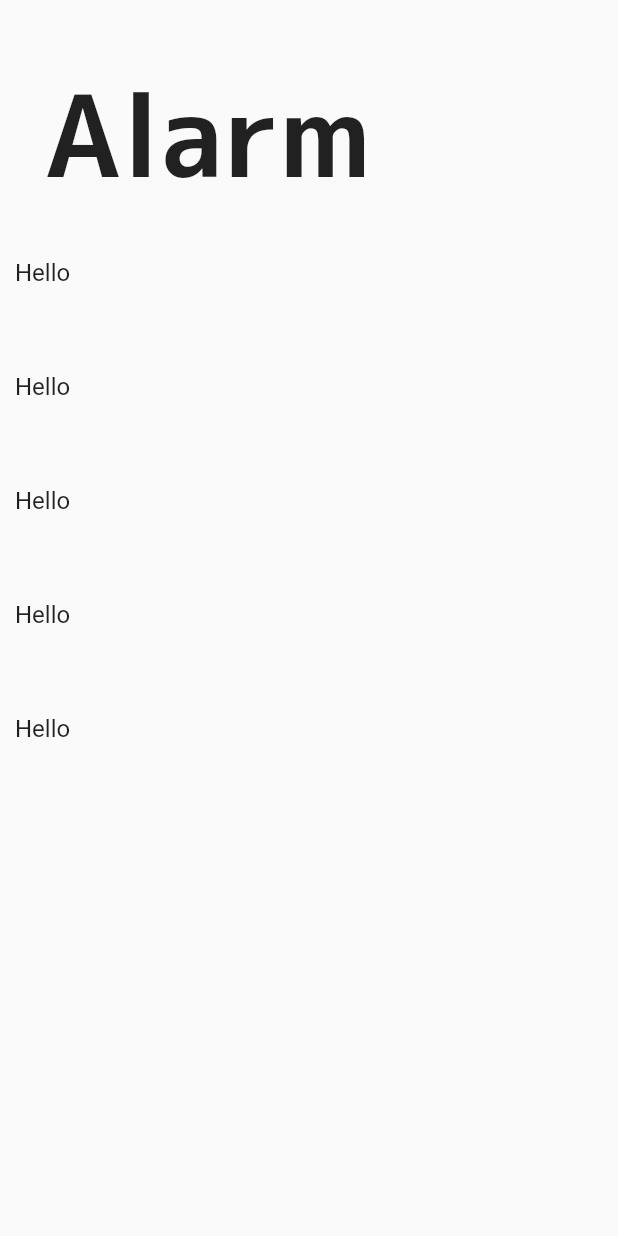
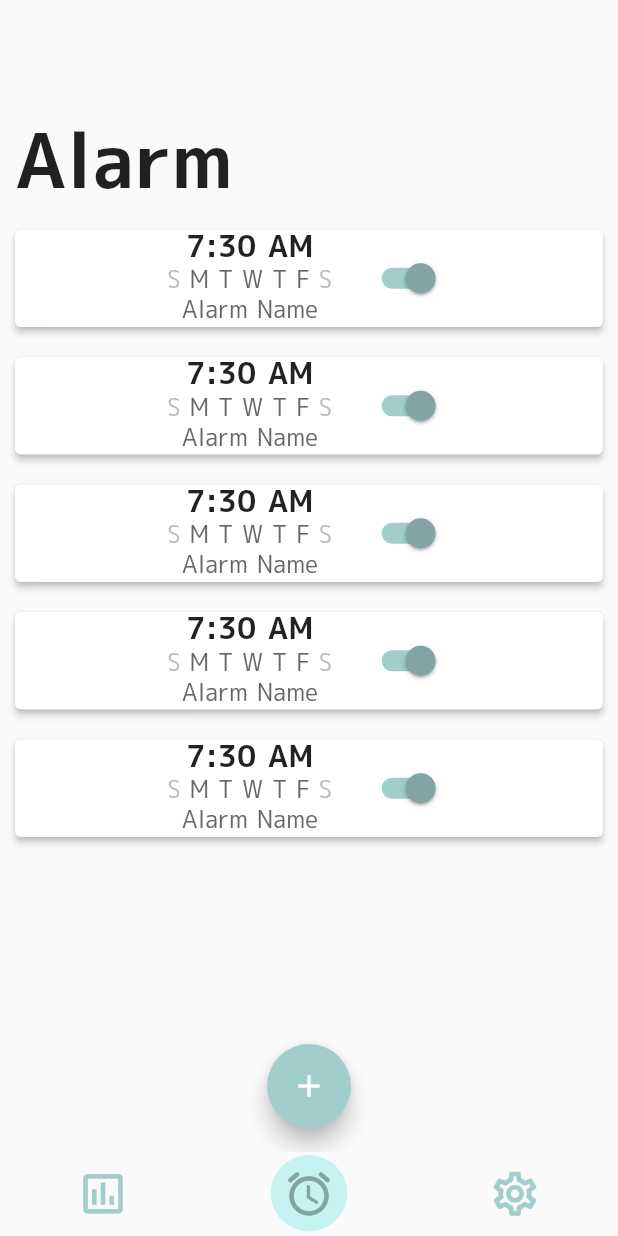
Before and after one commit to aceeedev/toki, a Flutter app: the screen it shows after launch, on a phone screen of 412 x 824 dp. Run offline on Flutter 3.47's test engine with Material 2 defaults, Android fonts, the phone set to English and light mode, and no system bars; missing offline and left inert: dart:ffi.

Commit message:
created navbar
Added more pages, updated styles, added to alarm page and create alarm page

```diff
--- /dev/null
+++ b/lib/alarm.dart
@@ -0,0 +1,66 @@
+import 'package:flutter/material.dart';
+import 'styles.dart';
+
+class Alarm extends StatefulWidget {
+  @override
+  _AlarmState createState() => _AlarmState();
+}
+
+class _AlarmState extends State<Alarm> {
+  bool isSwitched = true;
+
+  @override
+  Widget build(BuildContext context) {
+    return Container(
+      child: Card(
+        elevation: 2.0,
+        margin: const EdgeInsets.all(10.0),
+        child: Row(
+          mainAxisAlignment: MainAxisAlignment.center,
+          children: <Widget>[
+            Column(
+              children: [
+                const Text(
+                  '7:30 AM',
+                  style: Styles.alarmTitle
+                ),
+                RichText(
+                  text: TextSpan(
+                    style: Styles.textDefault,
+                    children: <TextSpan>[
+                      TextSpan(text: 'S ', style: Styles.alarmDateUnselected),
+                      const TextSpan(text: 'M '),
+                      const TextSpan(text: 'T '),
+                      const TextSpan(text: 'W '),
+                      const TextSpan(text: 'T '),
+                      const TextSpan(text: 'F '),
+                      TextSpan(text: 'S', style: Styles.alarmDateUnselected),
+                    ],
+                  ),
+                ),
+                Text(
+                  'Alarm Name',
+                  style: Styles.textDefault
+                  )
+              ],
+            ),
+            Container(
+              alignment: Alignment.centerRight,
+              padding: const EdgeInsets.fromLTRB(20.0, 0.0, 0.0, 0.0),
+              child: Switch(
+                value: isSwitched,
+                onChanged: (value) {
+                  setState(() {
+                    isSwitched = value;
+                  });
+                },
+                activeTrackColor: Styles.selectedAccentColor,
+                activeColor: Styles.selectedAccentColor[700],
+              ),
+            ),
+          ],
+        ),
+      ),
+    );
+  }
+}
--- /dev/null
+++ b/lib/alarm_page.dart
@@ -0,0 +1,77 @@
+import 'package:flutter/material.dart';
+import 'page_title.dart';
+import 'alarm.dart';
+import 'styles.dart';
+
+class AlarmPage extends StatelessWidget {
+  const AlarmPage({Key? key}) : super(key: key);
+
+  @override
+  Widget build(BuildContext context) {
+    return Scaffold(
+      body: Column(
+        crossAxisAlignment: CrossAxisAlignment.start,
+        mainAxisAlignment: MainAxisAlignment.start,
+        children: [
+          const PageTitle('Alarm'),
+          Expanded(
+            child: ListView.builder(
+              itemCount: 5,
+              itemBuilder: _listViewItemBuilder,
+            ),
+          ),
+        ]
+      ),
+      floatingActionButton: FloatingActionButton(
+        child: const Icon(Icons.add),
+        backgroundColor: Styles.selectedAccentColor,
+        onPressed: () {
+          Navigator.push(context, MaterialPageRoute(builder: (context) => const CreateAlarmPage()));
+        },
+        heroTag: 'createAlarm',
+      ),
+      floatingActionButtonLocation: FloatingActionButtonLocation.centerFloat,
+    );
+  }
+
+  Widget _listViewItemBuilder(BuildContext context, int index) {
+    return Alarm();
+  }
+
+}
+
+class CreateAlarmPage extends StatelessWidget {
+  const CreateAlarmPage({Key? key}) : super(key: key);
+
+  @override
+  Widget build(BuildContext context) {
+    return Hero(
+    tag: 'createAlarm',
+    child: Scaffold(
+      body: Column(
+        children: [
+          const Text('Hello'),
+          const Text('Bye'),
+          Expanded(
+            child: Container(
+              padding: EdgeInsets.fromLTRB(10.0, 10.0, 10.01, 10.0),
+              child: Row(
+                mainAxisAlignment: MainAxisAlignment.start,
+                crossAxisAlignment: CrossAxisAlignment.end,
+                children: [
+                  ElevatedButton.icon(
+                    onPressed: () {
+                      Navigator.pop(context);
+                    },
+                    icon: const Icon(Icons.arrow_back),
+                    label: const Text('Back'))
+                  ],
+                ),
+              ),
+            ),
+          ],
+        )
+      )
+    );
+  }
+}
--- /dev/null
+++ b/lib/app.dart
@@ -0,0 +1,85 @@
+import 'package:flutter/material.dart';
+import 'alarm_page.dart';
+import 'leaderboard_page.dart';
+import 'settings_page.dart';
+import 'styles.dart';
+
+class MyApp extends StatefulWidget {
+  const MyApp({Key? key}) : super(key: key);
+
+  @override
+  _MyAppState createState() => _MyAppState();
+}
+
+class _MyAppState extends State<MyApp> {
+  int selectedPage = 1;
+  final _pageOptions = const [
+    LeaderboardPage(),
+    AlarmPage(),
+    SettingsPage()
+  ];
+
+  @override
+  Widget build(BuildContext context) {
+    return Scaffold(
+      body: _pageOptions[selectedPage],
+      bottomNavigationBar: BottomNavigationBar(
+        items: [
+          BottomNavigationBarItem(
+            icon: const Icon(Icons.assessment_outlined),
+            activeIcon: Container(
+              decoration: BoxDecoration(
+                color: Styles.selectedAccentColor[100],
+                shape: BoxShape.circle,
+              ),
+              child: const Padding(
+                padding: EdgeInsets.all(8.0),
+                child: Icon(Icons.assessment_rounded),
+              ),
+            ),
+            label: 'Leaderboard'
+          ),
+          BottomNavigationBarItem(
+            icon: const Icon(Icons.alarm_outlined),
+            activeIcon: Container(
+              decoration: BoxDecoration(
+                color: Styles.selectedAccentColor[100],
+                shape: BoxShape.circle,
+              ),
+              child: const Padding(
+                padding: EdgeInsets.all(8.0),
+                child: Icon(Icons.alarm_rounded),
+              ),
+            ),
+            label: 'Alarms'
+          ),
+          BottomNavigationBarItem(
+            icon: Icon(Icons.settings_outlined),
+            activeIcon: Container(
+              decoration: BoxDecoration(
+                color: Styles.selectedAccentColor[100],
+                shape: BoxShape.circle,
+              ),
+              child: const Padding(
+                padding: EdgeInsets.all(8.0),
+                child: Icon(Icons.settings_rounded),
+              ),
+            ),
+            label: 'Settings'
+          ),
+        ],
+        selectedItemColor: Styles.selectedAccentColor[700],
+        iconSize: 35.0,
+        elevation: 0.0,
+        selectedFontSize: 0.0,
+        unselectedItemColor: Styles.selectedAccentColor, /*Colors.grey[400],*/
+        currentIndex: selectedPage,
+        onTap: (index){
+          setState(() {
+            selectedPage = index;
+          });
+        },
+      ),
+    );
+  }
+}
--- a/lib/home_page.dart
+++ /dev/null
@@ -1,31 +0,0 @@
-import 'package:flutter/material.dart';
-import 'page_title.dart';
-
-class HomePage extends StatelessWidget {
-  const HomePage({Key? key}) : super(key: key);
-
-  @override
-  Widget build(BuildContext context) {
-    return Scaffold(
-      body: Column(
-        children: [
-          const PageTitle('Alarm'),
-          Expanded(
-            child: ListView.builder(
-              itemCount: 5,
-              itemBuilder: _listViewItemBuilder,
-            ),
-          ),
-        ]
-      ),
-    );
-  }
-
-  Widget _listViewItemBuilder(BuildContext context, int index) {
-    return const ListTile(
-      contentPadding: EdgeInsets.all(10.0),
-      title: Text('Hello'),
-    );
-  }
-
-}
--- /dev/null
+++ b/lib/leaderboard_page.dart
@@ -0,0 +1,17 @@
+import 'package:flutter/material.dart';
+import 'page_title.dart';
+
+class LeaderboardPage extends StatelessWidget {
+  const LeaderboardPage({Key? key}) : super(key: key);
+
+  @override
+  Widget build(BuildContext context) {
+    return Scaffold(
+      body: Column(
+        children: const [
+          PageTitle('Leaderboard'),
+        ]
+      ),
+    );
+  }
+}
--- a/lib/main.dart
+++ b/lib/main.dart
@@ -1,7 +1,7 @@
 import 'package:flutter/material.dart';
-import 'home_page.dart';
+import 'app.dart';
 //import 'package:flutter_local_notifications/flutter_local_notifications.dart';
 
 void main() {
-  return runApp(const MaterialApp(home: HomePage()));
+  return runApp(const MaterialApp(home: MyApp()));
 }
--- a/lib/page_title.dart
+++ b/lib/page_title.dart
@@ -9,10 +9,14 @@ class PageTitle extends StatelessWidget {
   @override
   Widget build(BuildContext context) {
     return Container(
-      padding: const EdgeInsets.fromLTRB(0.0, 50.0, 135.0, 0.0),
-      child: Text(title,
-        textAlign: TextAlign.left,
-        style: Styles.pageTitle
+      padding: const EdgeInsets.fromLTRB(10.0, 80.0, 0.0, 0.0),
+      child: Align(
+        alignment: Alignment.topLeft,
+        child: Text(
+          title,
+          textAlign: TextAlign.left,
+          style: Styles.pageTitle
+        ),
       ),
     );
   }
--- /dev/null
+++ b/lib/settings_page.dart
@@ -0,0 +1,17 @@
+import 'package:flutter/material.dart';
+import 'page_title.dart';
+
+class SettingsPage extends StatelessWidget {
+  const SettingsPage({Key? key}) : super(key: key);
+
+  @override
+  Widget build(BuildContext context) {
+    return Scaffold(
+      body: Column(
+        children: const [
+          PageTitle('Settings'),
+        ]
+      ),
+    );
+  }
+}
--- a/lib/styles.dart
+++ b/lib/styles.dart
@@ -1,24 +1,42 @@
+import 'dart:ffi';
+
 import 'package:flutter/material.dart';
 
 class Styles {
   static const _textSizeLarge = 25.0;
   static const _textSizeDefault = 16.0;
-  static const _textSizeTitle = 75.0;
+  static const _textSizePageTitle = 50.0;
+  static const _textSizeAlarmTitle = 20.0;
+
   static final Color _textColorStrong = _hexToColor('000000');
   static final Color _textColorDefault = _hexToColor('666666');
+  static final MaterialColor colorLogoGreen = _createMaterialColor(const Color(0xffC6D57E));
+  static final MaterialColor colorLogoRed = _createMaterialColor(const Color(0xffD57E7E));
+  static final MaterialColor colorLogoBlue = _createMaterialColor(const Color(0xffA2CDCD));
+  static final MaterialColor colorLogoTan = _createMaterialColor(const Color(0xffFFE1AF));
+
+  static final MaterialColor selectedAccentColor = colorLogoBlue;
+
   static const String _fontNameDefault = 'M+ 1C';
 
   static const pageTitle = TextStyle(
     fontFamily: _fontNameDefault,
-    fontSize: _textSizeTitle,
+    fontSize: _textSizePageTitle,
     fontWeight: FontWeight.w700,
   );
 
-  static final headerLarge = TextStyle(
+  static const alarmTitle = TextStyle(
     fontFamily: _fontNameDefault,
-    fontSize: _textSizeLarge,
-    color: _textColorStrong,
+    fontSize: _textSizeAlarmTitle,
+    fontWeight: FontWeight.w700,
   );
+
+  static TextStyle alarmDateUnselected = TextStyle(
+    fontFamily: _fontNameDefault,
+    fontSize: _textSizeDefault,
+    color: Colors.grey[400],
+  );
+
   static final textDefault = TextStyle(
     fontFamily: _fontNameDefault,
     fontSize: _textSizeDefault,
@@ -28,4 +46,26 @@ class Styles {
   static Color _hexToColor(String code) {
     return Color(int.parse(code.substring(0, 6), radix: 16) + 0xFF000000);
   }
+
+  static MaterialColor _createMaterialColor(Color color) {
+    List strengths = <double>[.05];
+    final swatch = <int, Color>{};
+    final int r = color.red, g = color.green, b = color.blue;
+
+    for (int i = 1; i < 10; i++) {
+      strengths.add(0.1 * i);
+    }
+
+    for (var strength in strengths) {
+      final double ds = 0.5 - strength;
+      swatch[(strength * 1000).round()] = Color.fromRGBO(
+        r + ((ds < 0 ? r : (255 - r)) * ds).round(),
+        g + ((ds < 0 ? g : (255 - r)) * ds).round(),
+        b + ((ds < 0 ? b : (255 - r)) * ds).round(),
+        1,
+      );
+    }
+
+    return MaterialColor(color.value, swatch);
+  }
 }
```
